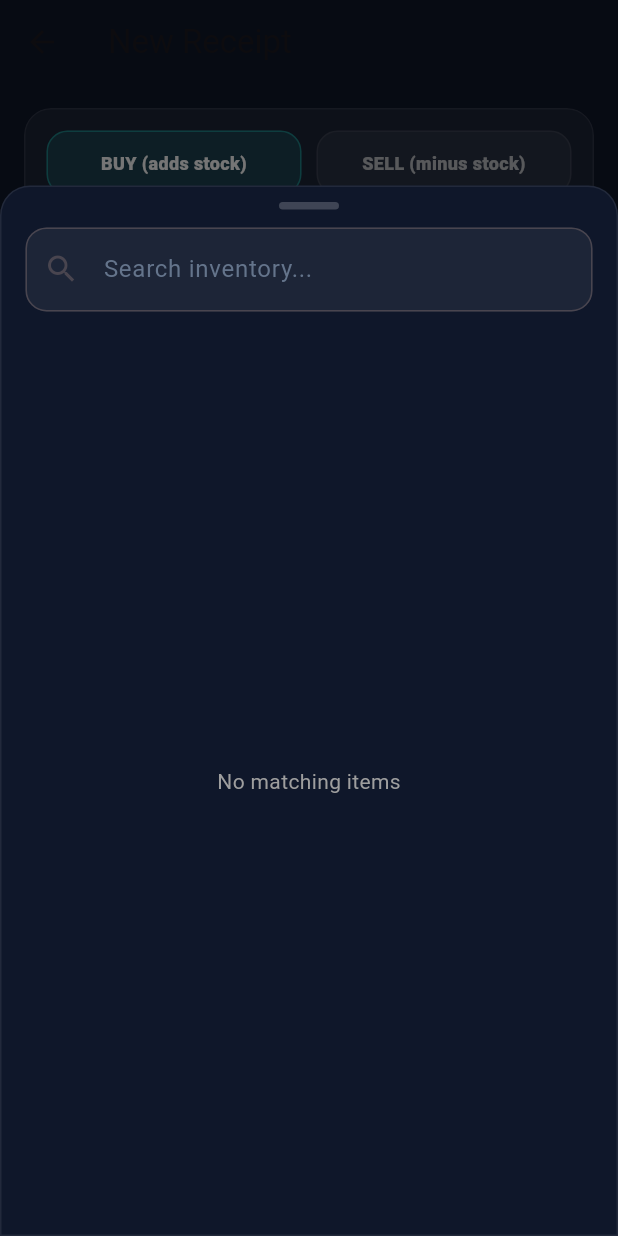
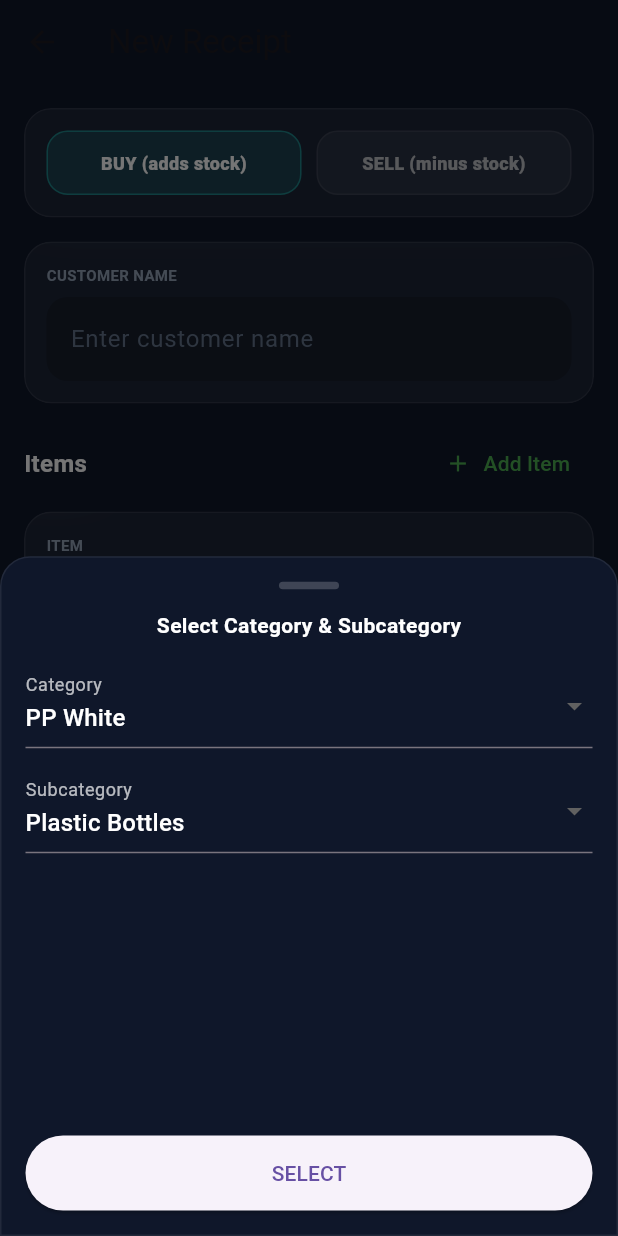
Before and after one commit to JurisAlson/ecoscrap_app, a Flutter app: the ReceiptScreen screen opened directly with empty values, after a tap on "Add Item", after a tap on "Select Item", on a phone screen of 412 x 824 dp. Run offline on Flutter 3.47's test engine with Material 3 defaults, Android fonts, the light colour scheme and no system bars; our stand-ins replace cloud_firestore, cloud_functions, file_picker, firebase_auth, firebase_core, firebase_storage and 4 more; missing offline and left inert: tflite_flutter; accounts and stored records are empty.

Commit message:
inventory transaction

```diff
--- a/lib/screens/receipt_screen.dart
+++ b/lib/screens/receipt_screen.dart
@@ -3,6 +3,34 @@ import 'package:cloud_firestore/cloud_firestore.dart';
 import 'package:flutter/material.dart';
 
 enum TransactionType { buy, sell }
+
+// ---------------- FIXED TAXONOMY ----------------
+const kCategories = <String>[
+  "PP White",
+  "HDPE",
+  "Black",
+  "PP Colored",
+  "PET",
+];
+
+const kSubCategories = <String>[
+  "Plastic Bottles",
+  "Water Gallon",
+  "Tupperware",
+  "Containers",
+  "Mixed Plastic",
+];
+
+// Deterministic inventory doc id so we never need to query
+String inventoryDocIdFor(String category, String subCategory) {
+  String norm(String s) => s
+      .trim()
+      .toLowerCase()
+      .replaceAll(RegExp(r'[^a-z0-9]+'), '_')
+      .replaceAll(RegExp(r'_+'), '_')
+      .replaceAll(RegExp(r'^_|_$'), '');
+  return "${norm(category)}__${norm(subCategory)}";
+}
 
 class ReceiptScreen extends StatefulWidget {
   final String shopID;
@@ -21,7 +49,6 @@ class _ReceiptScreenState extends State<ReceiptScreen> {
   final List<_ReceiptItem> _items = [];
 
   TransactionType _type = TransactionType.buy;
-
   bool _saving = false;
 
   double get _totalAmount {
@@ -48,22 +75,21 @@ class _ReceiptScreenState extends State<ReceiptScreen> {
     super.dispose();
   }
 
-  // ✅ Inventory picker
-  Future<void> _pickInventoryItem(_ReceiptItem item) async {
-    final picked = await showModalBottomSheet<Map<String, dynamic>>(
+  // ✅ Fixed picker for Category + Subcategory (no Firestore dependency)
+  Future<void> _pickFixedItem(_ReceiptItem item) async {
+    final picked = await showModalBottomSheet<Map<String, String>>(
       context: context,
       backgroundColor: Colors.transparent,
       isScrollControlled: true,
-      builder: (_) => _InventoryPickerSheet(shopID: widget.shopID),
+      builder: (_) => const _FixedItemPickerSheet(),
     );
 
     if (picked == null) return;
 
     setState(() {
-      item.inventoryDocId = picked['id'] as String;
-      item.itemNameCtrl.text = (picked['name'] ?? '').toString();
-      item.categorySnapshot = (picked['category'] ?? '').toString();
-      item.subCategorySnapshot = (picked['subCategory'] ?? '').toString();
+      item.category = picked['category']!;
+      item.subCategory = picked['subCategory']!;
+      item.displayName = "${item.category} • ${item.subCategory}";
     });
   }
 
@@ -80,33 +106,40 @@ class _ReceiptScreenState extends State<ReceiptScreen> {
     final itemsPayload = <Map<String, dynamic>>[];
 
     for (final it in _items) {
-      if (it.inventoryDocId == null) {
+      if (it.category == null || it.subCategory == null) {
         ScaffoldMessenger.of(context).showSnackBar(
-          const SnackBar(
-              content: Text("Please select an inventory item for each line.")),
+          const SnackBar(content: Text("Please select Category + Subcategory for each line.")),
         );
         return;
       }
 
-      final name = it.itemNameCtrl.text.trim();
+      // NOTE: must be numeric only (no ₱, no commas)
       final weightKg = double.tryParse(it.weightCtrl.text.trim()) ?? 0.0;
       final subtotal = double.tryParse(it.subtotalCtrl.text.trim()) ?? 0.0;
 
       if (weightKg <= 0 || subtotal <= 0) {
         ScaffoldMessenger.of(context).showSnackBar(
-          const SnackBar(
-              content: Text("Weight and subtotal must be greater than 0.")),
+          const SnackBar(content: Text("Weight and subtotal must be greater than 0.")),
         );
         return;
       }
 
+      final category = it.category!;
+      final subCategory = it.subCategory!;
+      final invId = inventoryDocIdFor(category, subCategory);
+
       itemsPayload.add({
-        'inventoryDocId': it.inventoryDocId,
-        'itemName': name,
-        'category': it.categorySnapshot ?? '',
-        'subCategory': it.subCategorySnapshot ?? '',
+        'inventoryDocId': invId, // ✅ deterministic
+        'itemName': it.displayName, // display label
+        'category': category,
+        'subCategory': subCategory,
+
         'weightKg': weightKg,
         'subtotal': subtotal,
+
+        // ✅ display-safe duplicates (in case encryption overwrites plaintext)
+        'weightKgDisplay': weightKg,
+        'subtotalDisplay': subtotal,
       });
     }
 
@@ -117,12 +150,14 @@ class _ReceiptScreenState extends State<ReceiptScreen> {
     try {
       final db = FirebaseFirestore.instance;
       final shopRef = db.collection('Junkshop').doc(widget.shopID);
-      final txRef = shopRef.collection('transaction').doc(); // create id first
+      final txRef = shopRef.collection('transaction').doc();
 
       await db.runTransaction((trx) async {
-        // 1) Update inventory first (all must succeed)
+        // 1) Update/create inventory
         for (final item in itemsPayload) {
-          final invId = (item['inventoryDocId'] ?? '').toString();
+          final invId = (item['inventoryDocId'] as String);
+          final category = (item['category'] as String);
+          final subCategory = (item['subCategory'] as String);
           final weightKg = (item['weightKg'] as num).toDouble();
 
           final delta = _type == TransactionType.buy ? weightKg : -weightKg;
@@ -131,30 +166,48 @@ class _ReceiptScreenState extends State<ReceiptScreen> {
           final invSnap = await trx.get(invRef);
 
           if (!invSnap.exists) {
-            throw Exception("Inventory item not found: ${item['itemName']}");
+            if (_type == TransactionType.sell) {
+              throw Exception("No stock yet for $category • $subCategory. Use BUY first.");
             }
 
-          final currentKg =
-              (invSnap.data()?['unitsKg'] as num?)?.toDouble() ?? 0.0;
+            trx.set(invRef, {
+              'name': "$category • $subCategory",
+              'category': category,
+              'subCategory': subCategory,
+              'notes': '',
+              'unitsKg': 0.0,
+              'createdAt': FieldValue.serverTimestamp(),
+              'updatedAt': FieldValue.serverTimestamp(),
+            }, SetOptions(merge: true));
+          }
+
+          final currentKg = invSnap.exists
+              ? ((invSnap.data()?['unitsKg'] as num?)?.toDouble() ?? 0.0)
+              : 0.0;
+
           final nextKg = currentKg + delta;
 
           if (nextKg < 0) {
-            throw Exception(
-                "Not enough stock for ${item['itemName']} (current: $currentKg kg)");
+            throw Exception("Not enough stock for $category • $subCategory (current: $currentKg kg)");
           }
 
-          trx.update(invRef, {
+          trx.set(invRef, {
             'unitsKg': nextKg,
             'updatedAt': FieldValue.serverTimestamp(),
-          });
+          }, SetOptions(merge: true));
         }
 
-        // 2) Write the transaction ONLY if inventory updates succeeded
+        // 2) Write transaction
         trx.set(txRef, {
-          'type': _type.name, // "buy" or "sell"
+          'type': _type.name,
           'customerName': customerName,
+
+          // ✅ display-safe duplicates
+          'customerNameDisplay': customerName,
+          'totalAmount': _totalAmount,
+          'totalAmountDisplay': _totalAmount,
+
           'items': itemsPayload,
-          'totalAmount': _totalAmount,
           'transactionDate': FieldValue.serverTimestamp(),
           'createdAt': FieldValue.serverTimestamp(),
           'inventoryDeducted': true,
@@ -191,7 +244,6 @@ class _ReceiptScreenState extends State<ReceiptScreen> {
         child: Column(
           crossAxisAlignment: CrossAxisAlignment.start,
           children: [
-            // ✅ BUY/SELL toggle
             _glassCard(
               child: Row(
                 children: [
@@ -207,14 +259,12 @@ class _ReceiptScreenState extends State<ReceiptScreen> {
                     child: _typeChip(
                       label: "SELL (minus stock)",
                       active: _type == TransactionType.sell,
-                      onTap: () =>
-                          setState(() => _type = TransactionType.sell),
+                      onTap: () => setState(() => _type = TransactionType.sell),
                     ),
                   ),
                 ],
               ),
             ),
-
             const SizedBox(height: 16),
 
             _glassCard(
@@ -248,8 +298,7 @@ class _ReceiptScreenState extends State<ReceiptScreen> {
                 TextButton.icon(
                   onPressed: _addItem,
                   icon: const Icon(Icons.add, color: Colors.green),
-                  label: const Text("Add Item",
-                      style: TextStyle(color: Colors.green)),
+                  label: const Text("Add Item", style: TextStyle(color: Colors.green)),
                 ),
               ],
             ),
@@ -260,9 +309,9 @@ class _ReceiptScreenState extends State<ReceiptScreen> {
               final index = entry.key;
               final item = entry.value;
 
-              final pickedLabel = item.inventoryDocId == null
+              final pickedLabel = (item.category == null || item.subCategory == null)
                   ? "Select Item"
-                  : "${item.itemNameCtrl.text} • ${item.categorySnapshot ?? ''}";
+                  : item.displayName;
 
               return Padding(
                 padding: const EdgeInsets.only(bottom: 12),
@@ -280,26 +329,20 @@ class _ReceiptScreenState extends State<ReceiptScreen> {
                                 SizedBox(
                                   width: double.infinity,
                                   child: OutlinedButton.icon(
-                                    onPressed: () => _pickInventoryItem(item),
-                                    icon: const Icon(Icons.inventory_2,
-                                        color: Colors.white),
+                                    onPressed: () => _pickFixedItem(item),
+                                    icon: const Icon(Icons.inventory_2, color: Colors.white),
                                     label: Text(
                                       pickedLabel,
-                                      style:
-                                          const TextStyle(color: Colors.white),
+                                      style: const TextStyle(color: Colors.white),
                                       overflow: TextOverflow.ellipsis,
                                     ),
                                     style: OutlinedButton.styleFrom(
-                                      side: BorderSide(
-                                          color: Colors.white.withOpacity(0.2)),
+                                      side: BorderSide(color: Colors.white.withOpacity(0.2)),
                                       shape: RoundedRectangleBorder(
-                                        borderRadius:
-                                            BorderRadius.circular(14),
+                                        borderRadius: BorderRadius.circular(14),
                                       ),
-                                      backgroundColor:
-                                          Colors.black.withOpacity(0.2),
-                                      padding: const EdgeInsets.symmetric(
-                                          vertical: 14, horizontal: 12),
+                                      backgroundColor: Colors.black.withOpacity(0.2),
+                                      padding: const EdgeInsets.symmetric(vertical: 14, horizontal: 12),
                                     ),
                                   ),
                                 ),
@@ -319,10 +362,8 @@ class _ReceiptScreenState extends State<ReceiptScreen> {
                             child: _textField(
                               controller: item.weightCtrl,
                               label: "Weight (kg)",
-                              hint: "0.0",
-                              keyboardType:
-                                  const TextInputType.numberWithOptions(
-                                      decimal: true),
+                              hint: "10",
+                              keyboardType: const TextInputType.numberWithOptions(decimal: true),
                               onChanged: (_) => setState(() {}),
                             ),
                           ),
@@ -331,10 +372,8 @@ class _ReceiptScreenState extends State<ReceiptScreen> {
                             child: _textField(
                               controller: item.subtotalCtrl,
                               label: "Subtotal (₱)",
-                              hint: "0.00",
-                              keyboardType:
-                                  const TextInputType.numberWithOptions(
-                                      decimal: true),
+                              hint: "200",
+                              keyboardType: const TextInputType.numberWithOptions(decimal: true),
                               onChanged: (_) => setState(() {}),
                             ),
                           ),
@@ -354,8 +393,7 @@ class _ReceiptScreenState extends State<ReceiptScreen> {
                 children: [
                   const Text(
                     "Total Amount",
-                    style: TextStyle(
-                        color: Colors.white, fontWeight: FontWeight.bold),
+                    style: TextStyle(color: Colors.white, fontWeight: FontWeight.bold),
                   ),
                   Text(
                     "₱${_totalAmount.toStringAsFixed(2)}",
@@ -378,13 +416,11 @@ class _ReceiptScreenState extends State<ReceiptScreen> {
                 onPressed: _saving ? null : _saveReceipt,
                 style: ElevatedButton.styleFrom(
                   backgroundColor: primaryColor,
-                  shape: RoundedRectangleBorder(
-                      borderRadius: BorderRadius.circular(18)),
+                  shape: RoundedRectangleBorder(borderRadius: BorderRadius.circular(18)),
                 ),
                 child: Text(
                   _saving ? "SAVING..." : "SAVE RECEIPT",
-                  style: const TextStyle(
-                      fontWeight: FontWeight.bold, letterSpacing: 1.2),
+                  style: const TextStyle(fontWeight: FontWeight.bold, letterSpacing: 1.2),
                 ),
               ),
             ),
@@ -403,7 +439,6 @@ class _ReceiptScreenState extends State<ReceiptScreen> {
   }
 
   // ===== UI HELPERS =====
-
   Widget _typeChip({
     required String label,
     required bool active,
@@ -415,13 +450,10 @@ class _ReceiptScreenState extends State<ReceiptScreen> {
       child: Container(
         padding: const EdgeInsets.symmetric(vertical: 12, horizontal: 10),
         decoration: BoxDecoration(
-          color:
-              active ? primaryColor.withOpacity(0.22) : Colors.white.withOpacity(0.06),
+          color: active ? primaryColor.withOpacity(0.22) : Colors.white.withOpacity(0.06),
           borderRadius: BorderRadius.circular(14),
           border: Border.all(
-            color: active
-                ? primaryColor.withOpacity(0.65)
-                : Colors.white.withOpacity(0.08),
+            color: active ? primaryColor.withOpacity(0.65) : Colors.white.withOpacity(0.08),
           ),
         ),
         child: Text(
@@ -503,50 +535,46 @@ class _ReceiptScreenState extends State<ReceiptScreen> {
   }
 }
 
-// ===== Receipt line item model =====
 class _ReceiptItem {
-  final TextEditingController itemNameCtrl = TextEditingController(); // display only
   final TextEditingController weightCtrl = TextEditingController();
   final TextEditingController subtotalCtrl = TextEditingController();
 
-  String? inventoryDocId;
-  String? categorySnapshot;
-  String? subCategorySnapshot;
+  String? category;
+  String? subCategory;
+  String displayName = "";
 
   double get subtotal => double.tryParse(subtotalCtrl.text.trim()) ?? 0.0;
 
   void dispose() {
-    itemNameCtrl.dispose();
     weightCtrl.dispose();
     subtotalCtrl.dispose();
   }
 }
 
-// ===== Bottom sheet inventory picker =====
-class _InventoryPickerSheet extends StatefulWidget {
-  final String shopID;
-
-  const _InventoryPickerSheet({required this.shopID});
+class _FixedItemPickerSheet extends StatefulWidget {
+  const _FixedItemPickerSheet();
 
   @override
-  State<_InventoryPickerSheet> createState() => _InventoryPickerSheetState();
+  State<_FixedItemPickerSheet> createState() => _FixedItemPickerSheetState();
 }
 
-class _InventoryPickerSheetState extends State<_InventoryPickerSheet> {
-  String q = "";
+class _FixedItemPickerSheetState extends State<_FixedItemPickerSheet> {
+  String _category = kCategories.first;
+  String _sub = kSubCategories.first;
 
   @override
   Widget build(BuildContext context) {
     return Container(
-      height: MediaQuery.of(context).size.height * 0.85,
+      height: MediaQuery.of(context).size.height * 0.55,
       decoration: BoxDecoration(
         color: const Color(0xFF0F172A),
         borderRadius: const BorderRadius.vertical(top: Radius.circular(20)),
         border: Border.all(color: Colors.white.withOpacity(0.08)),
       ),
+      child: Padding(
+        padding: const EdgeInsets.all(16),
         child: Column(
           children: [
-          const SizedBox(height: 10),
             Container(
               width: 40,
               height: 5,
@@ -555,93 +583,60 @@ class _InventoryPickerSheetState extends State<_InventoryPickerSheet> {
                 borderRadius: BorderRadius.circular(20),
               ),
             ),
-          const SizedBox(height: 12),
-          Padding(
-            padding: const EdgeInsets.symmetric(horizontal: 16),
-            child: TextField(
-              style: const TextStyle(color: Colors.white),
-              decoration: InputDecoration(
-                hintText: "Search inventory...",
-                hintStyle: const TextStyle(color: Color(0xFF64748B)),
-                prefixIcon: const Icon(Icons.search),
-                filled: true,
-                fillColor: Colors.white.withOpacity(0.06),
-                border: OutlineInputBorder(borderRadius: BorderRadius.circular(14)),
+            const SizedBox(height: 14),
+            const Text(
+              "Select Category & Subcategory",
+              style: TextStyle(color: Colors.white, fontWeight: FontWeight.w700),
             ),
-              onChanged: (v) => setState(() => q = v.trim().toLowerCase()),
+            const SizedBox(height: 16),
+            DropdownButtonFormField<String>(
+              value: _category,
+              dropdownColor: const Color(0xFF0F172A),
+              items: kCategories
+                  .map((c) => DropdownMenuItem(
+                        value: c,
+                        child: Text(c, style: const TextStyle(color: Colors.white)),
+                      ))
+                  .toList(),
+              onChanged: (v) => setState(() => _category = v!),
+              decoration: const InputDecoration(
+                labelText: "Category",
+                labelStyle: TextStyle(color: Colors.white70),
               ),
             ),
-          const SizedBox(height: 12),
-          Expanded(
-            child: StreamBuilder<QuerySnapshot>(
-              stream: FirebaseFirestore.instance
-                  .collection('Junkshop')
-                  .doc(widget.shopID)
-                  .collection('inventory')
-                  .orderBy('createdAt', descending: true)
-                  .snapshots(),
-              builder: (context, snap) {
-                if (snap.connectionState == ConnectionState.waiting) {
-                  return const Center(child: CircularProgressIndicator());
-                }
-
-                final docs = snap.data?.docs ?? [];
-
-                final filtered = docs.where((d) {
-                  if (q.isEmpty) return true;
-                  final m = d.data() as Map<String, dynamic>;
-                  final hay = [
-                    (m['name'] ?? '').toString(),
-                    (m['category'] ?? '').toString(),
-                    (m['subCategory'] ?? '').toString(),
-                  ].join(' ').toLowerCase();
-                  return hay.contains(q);
-                }).toList();
-
-                if (filtered.isEmpty) {
-                  return const Center(
-                    child: Text("No matching items", style: TextStyle(color: Colors.grey)),
-                  );
-                }
-
-                return ListView.separated(
-                  padding: const EdgeInsets.all(16),
-                  itemCount: filtered.length,
-                  separatorBuilder: (_, __) => const SizedBox(height: 10),
-                  itemBuilder: (context, i) {
-                    final d = filtered[i];
-                    final m = d.data() as Map<String, dynamic>;
-
-                    final name = (m['name'] ?? '').toString();
-                    final category = (m['category'] ?? '').toString();
-                    final subCategory = (m['subCategory'] ?? '').toString();
-                    final unitsKg = (m['unitsKg'] as num?)?.toDouble() ?? 0.0;
-
-                    return ListTile(
-                      tileColor: Colors.white.withOpacity(0.06),
-                      shape: RoundedRectangleBorder(borderRadius: BorderRadius.circular(14)),
-                      title: Text(name, style: const TextStyle(color: Colors.white)),
-                      subtitle: Text(
-                        "$category • $subCategory • ${unitsKg.toStringAsFixed(2)} kg",
-                        style: const TextStyle(color: Colors.grey),
+            const SizedBox(height: 14),
+            DropdownButtonFormField<String>(
+              value: _sub,
+              dropdownColor: const Color(0xFF0F172A),
+              items: kSubCategories
+                  .map((s) => DropdownMenuItem(
+                        value: s,
+                        child: Text(s, style: const TextStyle(color: Colors.white)),
+                      ))
+                  .toList(),
+              onChanged: (v) => setState(() => _sub = v!),
+              decoration: const InputDecoration(
+                labelText: "Subcategory",
+                labelStyle: TextStyle(color: Colors.white70),
               ),
-                      onTap: () {
+            ),
+            const Spacer(),
+            SizedBox(
+              width: double.infinity,
+              height: 50,
+              child: ElevatedButton(
+                onPressed: () {
                   Navigator.pop(context, {
-                          'id': d.id,
-                          'name': name,
-                          'category': category,
-                          'subCategory': subCategory,
-                          'unitsKg': unitsKg,
+                    'category': _category,
+                    'subCategory': _sub,
                   });
                 },
-                    );
-                  },
-                );
-              },
+                child: const Text("SELECT"),
               ),
             ),
           ],
         ),
+      ),
     );
   }
 }
```
Also changed, not shown: lib/screens/inventory_screen.dart (+5 -6 lines), lib/screens/transaction_screen.dart (+11 -12 lines), 1 other file. Lines whose indentation alone changed are shown as unchanged.
